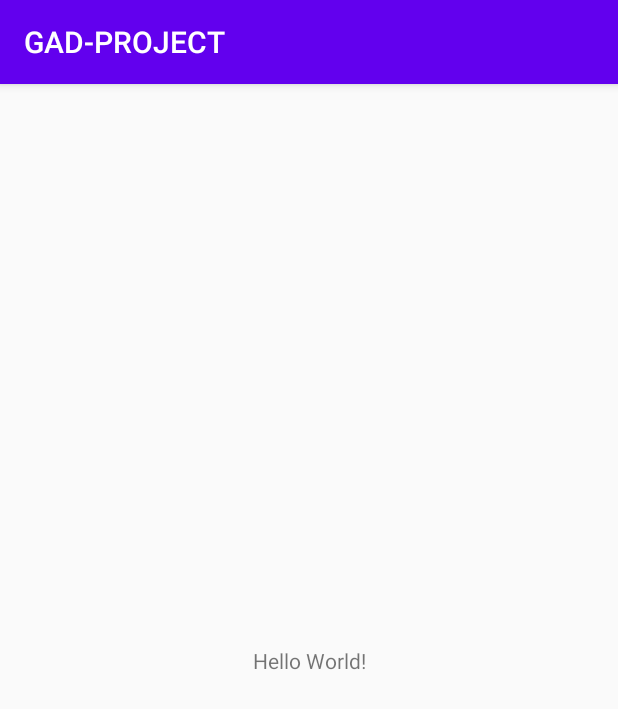
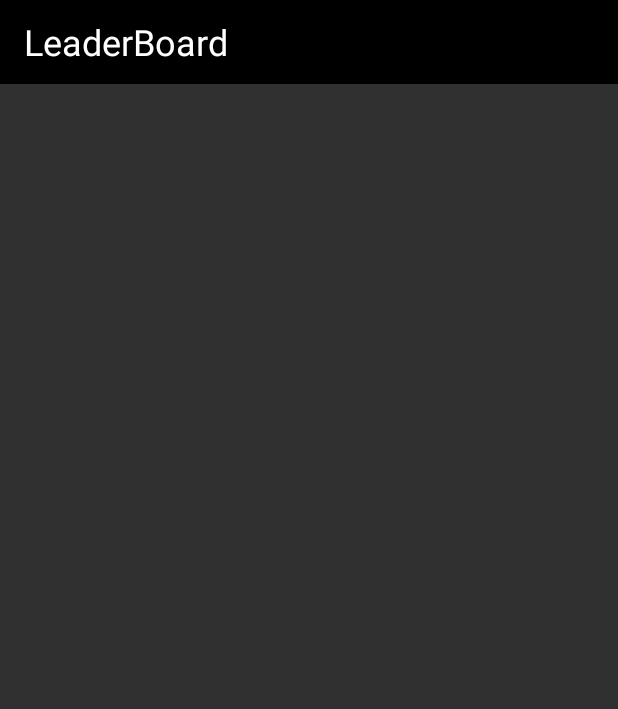
Before and after one commit to davadeola/GAD-PROJECT, an Android app: the MainActivity screen opened directly, with no data from a screen before it, on a phone screen of 412 x 824 dp. Shown: the top 709 px of the screen. Run offline under Robolectric (Android 15) with nearby library versions, the phone set to English and light mode, and no system bars.

Commit message:
Added a toolbar and create the builder for the Retrofit calls

```diff
--- /dev/null
+++ b/app/src/main/java/com/example/gad_project/CallBuilder.java
@@ -0,0 +1,31 @@
+package com.example.gad_project;
+
+import okhttp3.OkHttpClient;
+import okhttp3.logging.HttpLoggingInterceptor;
+import retrofit2.Retrofit;
+import retrofit2.converter.gson.GsonConverterFactory;
+
+import static android.provider.ContactsContract.CommonDataKinds.Website.URL;
+
+public class CallBuilder {
+
+
+    private static final String baseURL  = "https://gadsapi.herokuapp.com/api";
+
+    private static HttpLoggingInterceptor loggingInterceptor = new HttpLoggingInterceptor().setLevel(HttpLoggingInterceptor.Level.BODY);
+
+    private static OkHttpClient.Builder okHttp = new OkHttpClient.Builder()
+            .addInterceptor(loggingInterceptor);
+
+
+    private static Retrofit.Builder builder = new Retrofit.Builder().baseUrl(URL)
+            .addConverterFactory(GsonConverterFactory.create())
+            .client(okHttp.build());
+
+    private static Retrofit retrofit = builder.build();
+
+    public static <s> s buildService(Class<s> serviceType){
+        return retrofit.create(serviceType);
+    }
+
+}
--- a/app/src/main/java/com/example/gad_project/MainActivity.java
+++ b/app/src/main/java/com/example/gad_project/MainActivity.java
@@ -1,14 +1,21 @@
 package com.example.gad_project;
 
 import androidx.appcompat.app.AppCompatActivity;
+import androidx.appcompat.widget.Toolbar;
 
 import android.os.Bundle;
 
 public class MainActivity extends AppCompatActivity {
+    private Toolbar toolbar;
 
     @Override
     protected void onCreate(Bundle savedInstanceState) {
         super.onCreate(savedInstanceState);
         setContentView(R.layout.activity_main);
+
+        toolbar = findViewById(R.id.toolbar);
+        setSupportActionBar(toolbar);
+        getSupportActionBar().setDisplayShowTitleEnabled(true);
+        getSupportActionBar().setTitle("LeaderBoard");
     }
 }
--- a/app/src/main/res/layout/activity_main.xml
+++ b/app/src/main/res/layout/activity_main.xml
@@ -6,13 +6,6 @@
     android:layout_height="match_parent"
     tools:context=".MainActivity">
 
-    <TextView
-        android:layout_width="wrap_content"
-        android:layout_height="wrap_content"
-        android:text="Hello World!"
-        app:layout_constraintBottom_toBottomOf="parent"
-        app:layout_constraintLeft_toLeftOf="parent"
-        app:layout_constraintRight_toRightOf="parent"
-        app:layout_constraintTop_toTopOf="parent" />
+   <include layout="@layout/layout_toolbar" android:id="@+id/toolbar"/>
 
 </androidx.constraintlayout.widget.ConstraintLayout>
--- /dev/null
+++ b/app/src/main/res/layout/layout_toolbar.xml
@@ -0,0 +1,9 @@
+<?xml version="1.0" encoding="utf-8"?>
+<androidx.appcompat.widget.Toolbar xmlns:android="http://schemas.android.com/apk/res/android"
+    android:layout_width="match_parent"
+    android:layout_height="wrap_content"
+    xmlns:app="http://schemas.android.com/apk/res-auto"
+    android:id="@+id/toolbar"
+    android:background="@color/colorPrimary"
+    app:titleTextAppearance="@style/TextAppearance.AppCompat.Headline"
+    app:titleTextColor="@color/colorAccent"/>
--- a/app/src/main/res/values/colors.xml
+++ b/app/src/main/res/values/colors.xml
@@ -1,6 +1,7 @@
 <?xml version="1.0" encoding="utf-8"?>
 <resources>
-    <color name="colorPrimary">#6200EE</color>
-    <color name="colorPrimaryDark">#3700B3</color>
-    <color name="colorAccent">#03DAC5</color>
+    <color name="colorPrimary">#000</color>
+    <color name="colorPrimaryDark">#000</color>
+    <color name="colorAccent">#fff</color>
+    <color name="colorText">#fff</color>
 </resources>
--- a/app/src/main/res/values/styles.xml
+++ b/app/src/main/res/values/styles.xml
@@ -1,6 +1,6 @@
 <resources>
     <!-- Base application theme. -->
-    <style name="AppTheme" parent="Theme.AppCompat.Light.DarkActionBar">
+    <style name="AppTheme" parent="Theme.AppCompat.NoActionBar">
         <!-- Customize your theme here. -->
         <item name="colorPrimary">@color/colorPrimary</item>
         <item name="colorPrimaryDark">@color/colorPrimaryDark</item>
```
